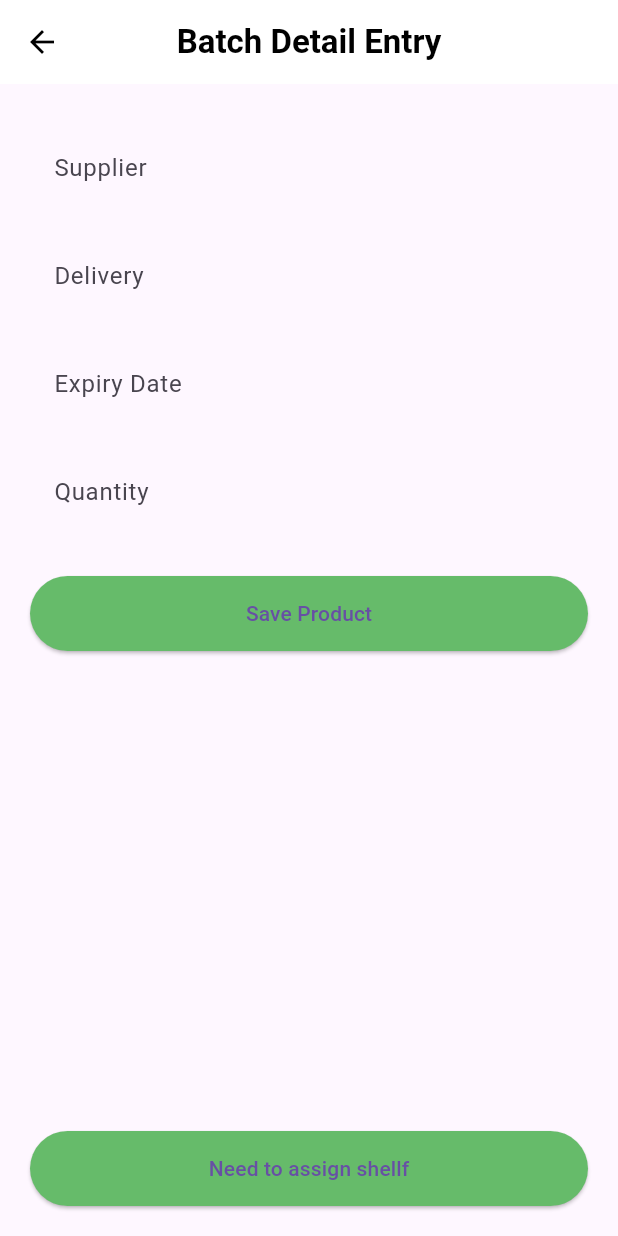
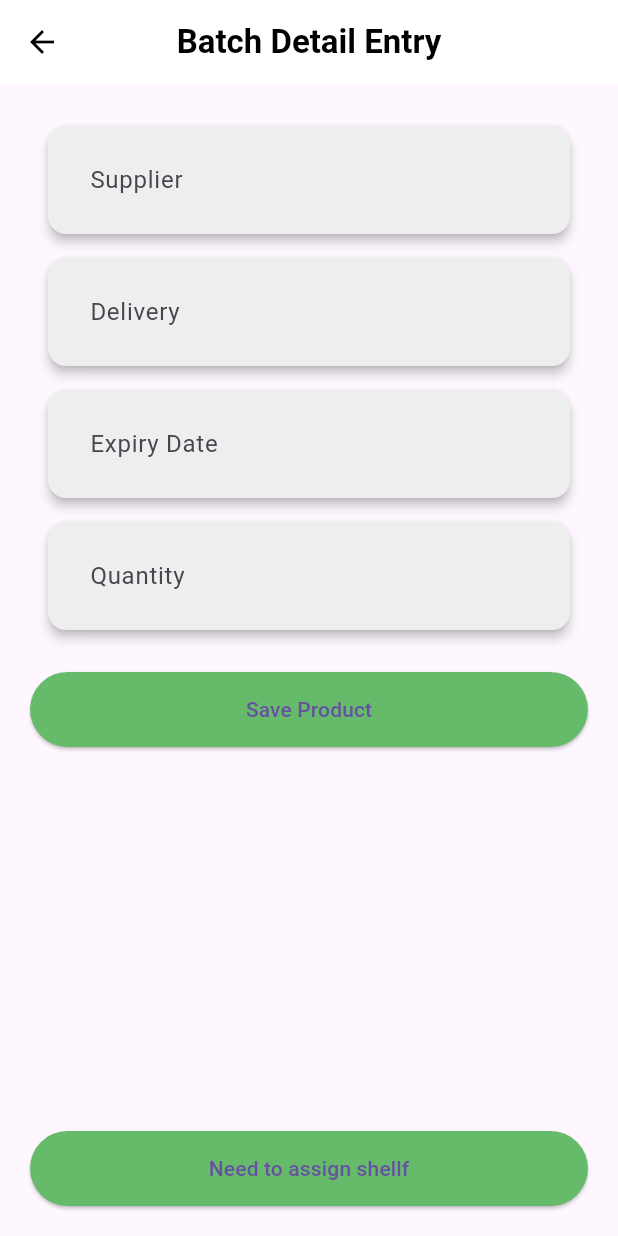
Before and after one commit to kalasamuel/FreshTally, a Flutter app: the screen it shows after launch, on a phone screen of 412 x 824 dp. Run offline on Flutter 3.47's test engine with Material 3 defaults, Android fonts, the light colour scheme and no system bars.

Commit message:
Created cards form details inputs

```diff
--- a/freshtally/lib/pages/staff/batches/batch_entry_page.dart
+++ b/freshtally/lib/pages/staff/batches/batch_entry_page.dart
@@ -61,12 +61,18 @@ class _BatchDetailsEntryState extends State<BatchDetailsEntry> {
   }
 
   Widget _buildInputField(String hint, TextEditingController controller) {
-    return Padding(
-      padding: const EdgeInsets.symmetric(vertical: 8),
+    return Card(
+      color: Colors.grey[200],
+      elevation: 3,
+      shape: RoundedRectangleBorder(borderRadius: BorderRadius.circular(12)),
+      margin: const EdgeInsets.symmetric(horizontal: 12, vertical: 8),
+      child: Padding(
+        padding: const EdgeInsets.symmetric(horizontal: 12, vertical: 8),
         child: TextField(
           controller: controller,
           decoration: InputDecoration(
             hintText: hint,
+            filled: true,
             fillColor: Colors.grey[200],
             border: OutlineInputBorder(
               borderRadius: BorderRadius.circular(10),
@@ -74,6 +80,7 @@ class _BatchDetailsEntryState extends State<BatchDetailsEntry> {
             ),
           ),
         ),
+      ),
     );
   }
 }
```
Lines whose indentation alone changed are shown as unchanged.
